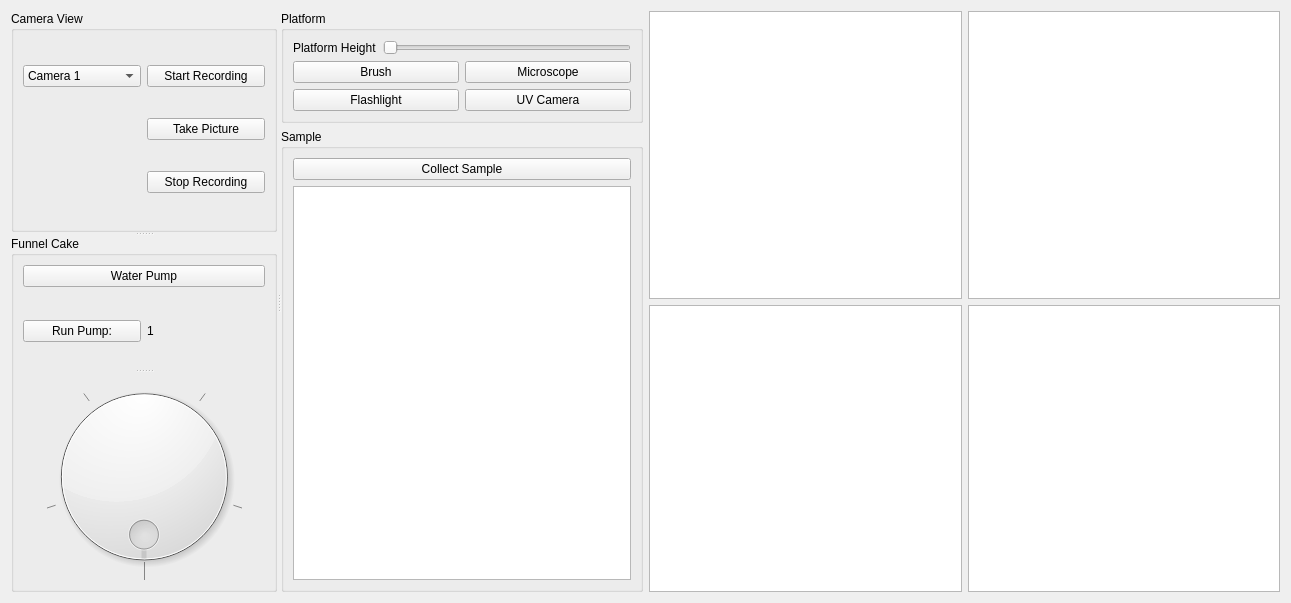
The window that form.ui (SC-Robotics-2021/osiris_science) describes before a commit, drawn with Qt 5.
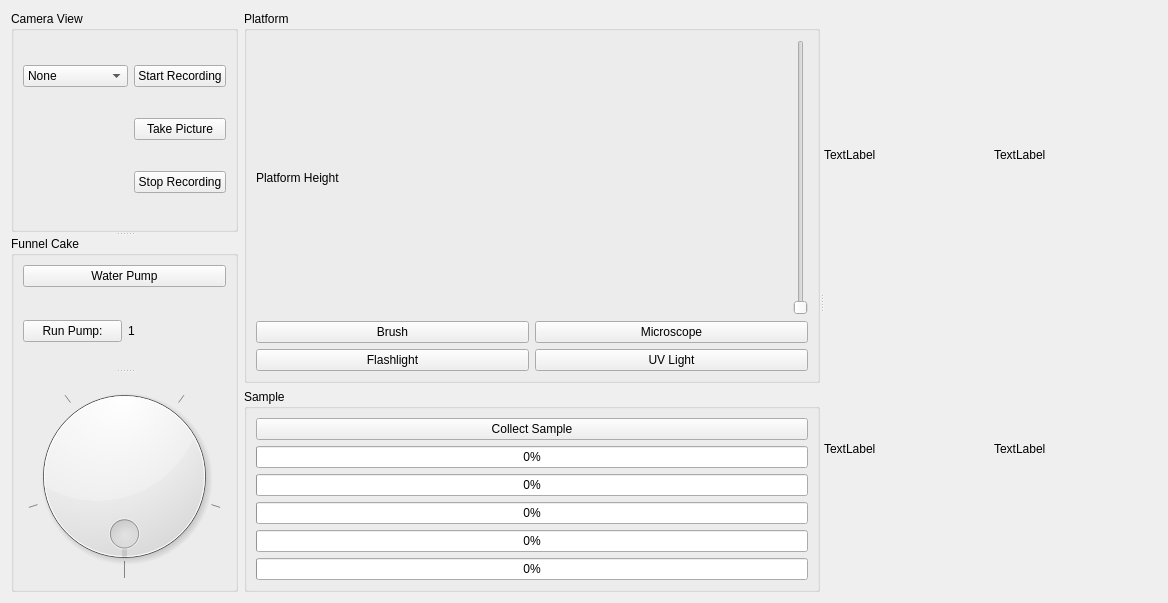
The same window after the commit.

Commit message: integrated embedded camera into the gui

```diff
--- a/form.ui
+++ b/form.ui
@@ -6,7 +6,7 @@
    <rect>
     <x>0</x>
     <y>0</y>
-    <width>1291</width>
+    <width>1168</width>
     <height>603</height>
    </rect>
   </property>
@@ -15,12 +15,6 @@
   </property>
   <layout class="QGridLayout" name="gridLayout_7">
    <item row="0" column="0">
-    <layout class="QHBoxLayout" name="horizontalLayout_4">
-     <item>
-      <widget class="QSplitter" name="splitter_3">
-       <property name="orientation">
-        <enum>Qt::Horizontal</enum>
-       </property>
        <widget class="QSplitter" name="splitter_2">
         <property name="orientation">
          <enum>Qt::Vertical</enum>
@@ -34,22 +28,27 @@
            <widget class="QComboBox" name="camera_camboBox">
             <item>
              <property name="text">
-              <string>Camera 1</string>
+           <string>None</string>
              </property>
             </item>
             <item>
              <property name="text">
-              <string>Camera 2</string>
+           <string>Microscope</string>
              </property>
             </item>
             <item>
              <property name="text">
-              <string>Camera 3</string>
+           <string>UV Camera</string>
              </property>
             </item>
             <item>
              <property name="text">
-              <string>Camera 4</string>
+           <string>NoIR Camera</string>
+          </property>
+         </item>
+         <item>
+          <property name="text">
+           <string>Zed Camera</string>
              </property>
             </item>
            </widget>
@@ -91,7 +90,7 @@
             <property name="orientation">
              <enum>Qt::Vertical</enum>
             </property>
-            <widget class="QWidget" name="">
+         <widget class="QWidget" name="layoutWidget">
              <layout class="QVBoxLayout" name="verticalLayout_3">
               <item>
                <widget class="QPushButton" name="water_pump_button">
@@ -142,7 +141,13 @@
          </layout>
         </widget>
        </widget>
-       <widget class="QWidget" name="">
+   </item>
+   <item row="0" column="1">
+    <widget class="QSplitter" name="splitter_3">
+     <property name="orientation">
+      <enum>Qt::Horizontal</enum>
+     </property>
+     <widget class="QWidget" name="layoutWidget">
         <layout class="QVBoxLayout" name="verticalLayout_4">
          <item>
           <widget class="QGroupBox" name="platform_box">
@@ -164,17 +169,26 @@
                 <item>
                  <widget class="QSlider" name="platform_slider">
                   <property name="maximum">
-                   <number>10</number>
+                 <number>200</number>
                   </property>
                   <property name="orientation">
-                   <enum>Qt::Horizontal</enum>
+                 <enum>Qt::Vertical</enum>
                   </property>
                  </widget>
                 </item>
                </layout>
               </item>
-              <item>
+           </layout>
+          </item>
+          <item row="1" column="0">
                <layout class="QGridLayout" name="gridLayout_4">
+            <item row="1" column="1">
+             <widget class="QPushButton" name="uv_light_button">
+              <property name="text">
+               <string>UV Light</string>
+              </property>
+             </widget>
+            </item>
                 <item row="1" column="0">
                  <widget class="QPushButton" name="flashlight_button">
                   <property name="text">
@@ -182,6 +196,13 @@
                   </property>
                  </widget>
                 </item>
+            <item row="0" column="1">
+             <widget class="QPushButton" name="microscope_button">
+              <property name="text">
+               <string>Microscope</string>
+              </property>
+             </widget>
+            </item>
                 <item row="0" column="0">
                  <widget class="QPushButton" name="brush_button">
                   <property name="text">
@@ -189,22 +210,6 @@
                   </property>
                  </widget>
                 </item>
-                <item row="1" column="1">
-                 <widget class="QPushButton" name="uv_camera_button">
-                  <property name="text">
-                   <string>UV Camera</string>
-                  </property>
-                 </widget>
-                </item>
-                <item row="0" column="1">
-                 <widget class="QPushButton" name="microscope_button">
-                  <property name="text">
-                   <string>Microscope</string>
-                  </property>
-                 </widget>
-                </item>
-               </layout>
-              </item>
              </layout>
             </item>
            </layout>
@@ -216,6 +221,34 @@
             <string>Sample</string>
            </property>
            <layout class="QGridLayout" name="gridLayout_3">
+          <item row="4" column="0">
+           <widget class="QProgressBar" name="pump_four_pb">
+            <property name="value">
+             <number>0</number>
+            </property>
+           </widget>
+          </item>
+          <item row="1" column="0">
+           <widget class="QProgressBar" name="pump_one_pb">
+            <property name="value">
+             <number>0</number>
+            </property>
+           </widget>
+          </item>
+          <item row="2" column="0">
+           <widget class="QProgressBar" name="pump_two_pb">
+            <property name="value">
+             <number>0</number>
+            </property>
+           </widget>
+          </item>
+          <item row="3" column="0">
+           <widget class="QProgressBar" name="pump_three_pb">
+            <property name="value">
+             <number>0</number>
+            </property>
+           </widget>
+          </item>
             <item row="0" column="0">
              <widget class="QPushButton" name="collect_sample_button">
               <property name="text">
@@ -223,33 +256,51 @@
               </property>
              </widget>
             </item>
-            <item row="1" column="0">
-             <widget class="QTableWidget" name="tableWidget"/>
+          <item row="5" column="0">
+           <widget class="QProgressBar" name="pump_five_pb">
+            <property name="value">
+             <number>0</number>
+            </property>
+           </widget>
             </item>
            </layout>
           </widget>
          </item>
         </layout>
        </widget>
-      </widget>
-     </item>
-     <item>
+     <widget class="QWidget" name="layoutWidget">
       <layout class="QGridLayout" name="gridLayout">
-       <item row="1" column="0">
-        <widget class="QGraphicsView" name="graphicsView_2"/>
+       <item row="0" column="1">
+        <widget class="QLabel" name="label_4">
+         <property name="text">
+          <string>TextLabel</string>
+         </property>
+        </widget>
        </item>
        <item row="1" column="1">
-        <widget class="QGraphicsView" name="graphicsView_3"/>
+        <widget class="QLabel" name="label_5">
+         <property name="text">
+          <string>TextLabel</string>
+         </property>
+        </widget>
+       </item>
+       <item row="1" column="0">
+        <widget class="QLabel" name="label_3">
+         <property name="text">
+          <string>TextLabel</string>
+         </property>
+        </widget>
        </item>
        <item row="0" column="0">
-        <widget class="QGraphicsView" name="graphicsView"/>
+        <widget class="QLabel" name="label_2">
+         <property name="text">
+          <string>TextLabel</string>
+         </property>
+        </widget>
        </item>
-       <item row="0" column="1">
-        <widget class="QGraphicsView" name="graphicsView_4"/>
-       </item>
       </layout>
-     </item>
-    </layout>
+     </widget>
+    </widget>
    </item>
   </layout>
  </widget>
```
Lines whose indentation alone changed are shown as unchanged. The commit also changes 33 other files.
